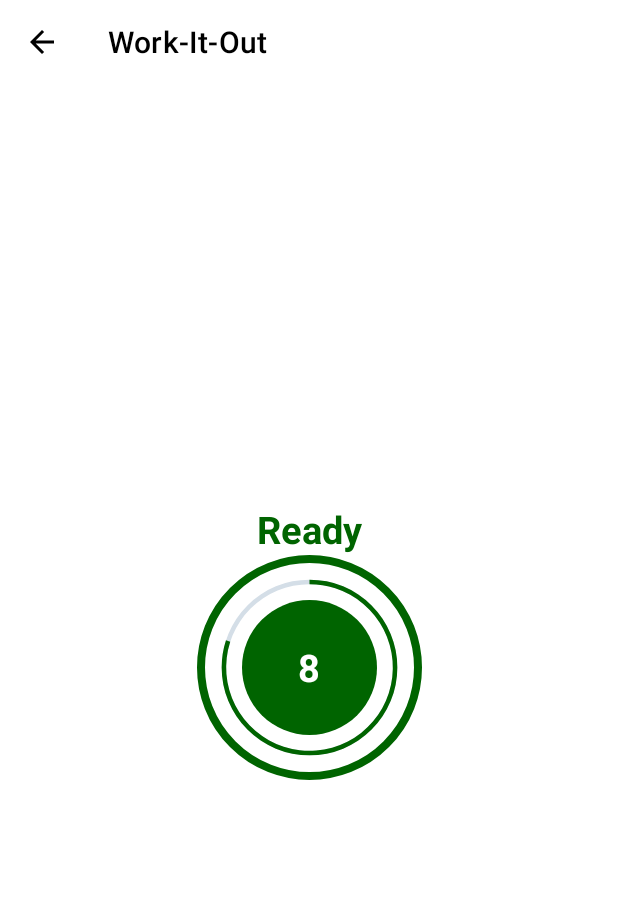
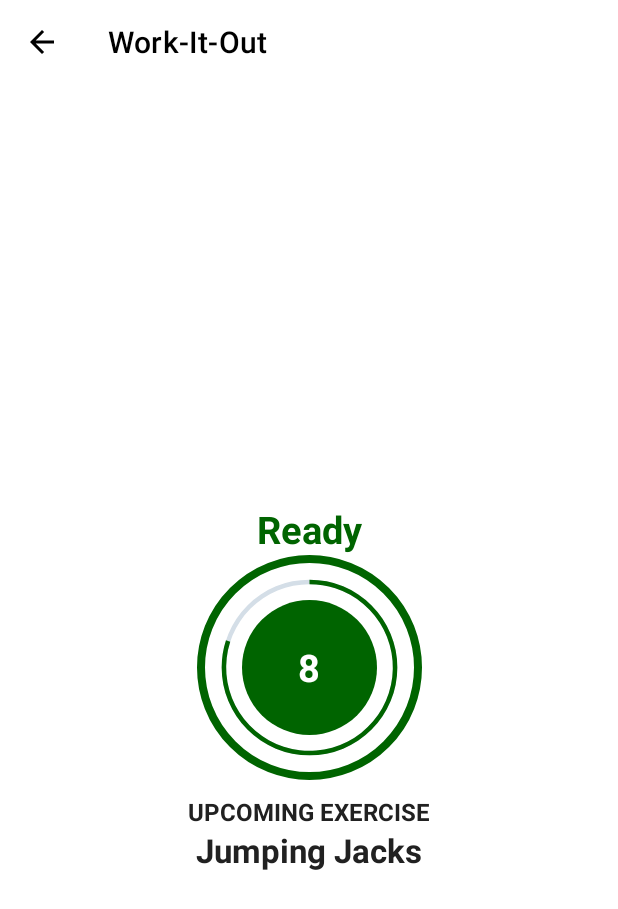
Before and after one commit to Ajay-Singh-Dabi/WorkITOUT, an Android app: the ExerciseActivity screen opened directly, with no data from a screen before it, on a phone screen of 412 x 824 dp. Shown: the top 909 px of the screen. Run offline under Robolectric (Android 15) with nearby library versions, the phone set to English and light mode, and no system bars.

Commit message:
exerciseList

```diff
--- a/app/src/main/java/com/example/work_it_out/ExerciseActivity.kt
+++ b/app/src/main/java/com/example/work_it_out/ExerciseActivity.kt
@@ -92,12 +92,14 @@ class ExerciseActivity : AppCompatActivity() {
         binding?.tvExerciseName?.visibility = View.INVISIBLE
         binding?.flExerciseView?.visibility = View.INVISIBLE
         binding?.tvImage?.visibility = View.INVISIBLE
+        binding?.tvUpcomingExerciseLabel?.visibility = View.VISIBLE
+        binding?.tvUpcomingExerciseName?.visibility = View.VISIBLE
 
         if(restTimer!=null){
             restTimer?.cancel()
             restProgress = 0
         }
-
+        binding?.tvUpcomingExerciseName?.text = exerciseList!![currentExercisePosition+1].getName()
         setRestProgressBar()
     }
 
@@ -107,6 +109,8 @@ class ExerciseActivity : AppCompatActivity() {
         binding?.tvExerciseName?.visibility = View.VISIBLE
         binding?.flExerciseView?.visibility = View.VISIBLE
         binding?.tvImage?.visibility = View.VISIBLE
+        binding?.tvUpcomingExerciseLabel?.visibility = View.INVISIBLE
+        binding?.tvUpcomingExerciseName?.visibility = View.INVISIBLE
 
         if(exerciseTimer!= null){
             exerciseTimer?.cancel()
--- a/app/src/main/res/layout/activity_exercise.xml
+++ b/app/src/main/res/layout/activity_exercise.xml
@@ -73,6 +73,35 @@
         </LinearLayout>
 
     </FrameLayout>
+
+    <TextView
+        android:id="@+id/tvUpcomingExerciseLabel"
+        android:layout_width="wrap_content"
+        android:layout_height="wrap_content"
+        android:text="UPCOMING EXERCISE"
+        android:layout_marginTop="10dp"
+        android:textColor="#212121"
+        android:textSize="16sp"
+        android:textStyle="bold"
+        app:layout_constraintStart_toStartOf="parent"
+        app:layout_constraintEnd_toEndOf="parent"
+        app:layout_constraintTop_toBottomOf="@id/flRestView"
+        app:layout_constraintBottom_toTopOf="@id/tvUpcomingExerciseName"
+        tools:visibility="visible"/>
+
+    <TextView
+        android:id="@+id/tvUpcomingExerciseName"
+        android:layout_width="wrap_content"
+        android:layout_height="wrap_content"
+        android:textColor="#212121"
+        android:textSize="22sp"
+        android:textStyle="bold"
+        android:text="Jumping Jacks"
+        app:layout_constraintStart_toStartOf="parent"
+        app:layout_constraintEnd_toEndOf="parent"
+        app:layout_constraintTop_toBottomOf="@id/tvUpcomingExerciseLabel"
+        tools:visibility="visible"/>
+
 
     <ImageView
         android:id="@+id/tvImage"
```
